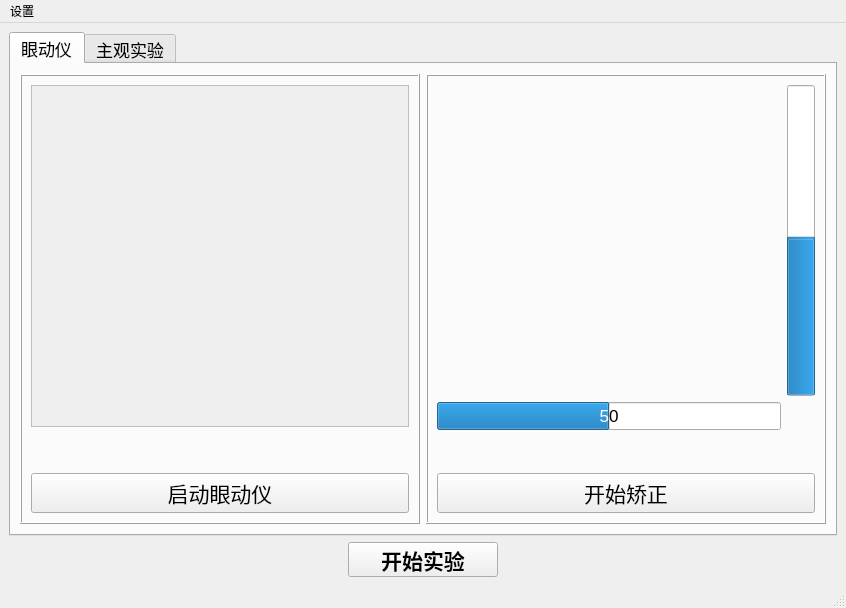
lakeluke/IPOID_addon1, file pyqt/ui/start_panel.ui: the form before one commit.
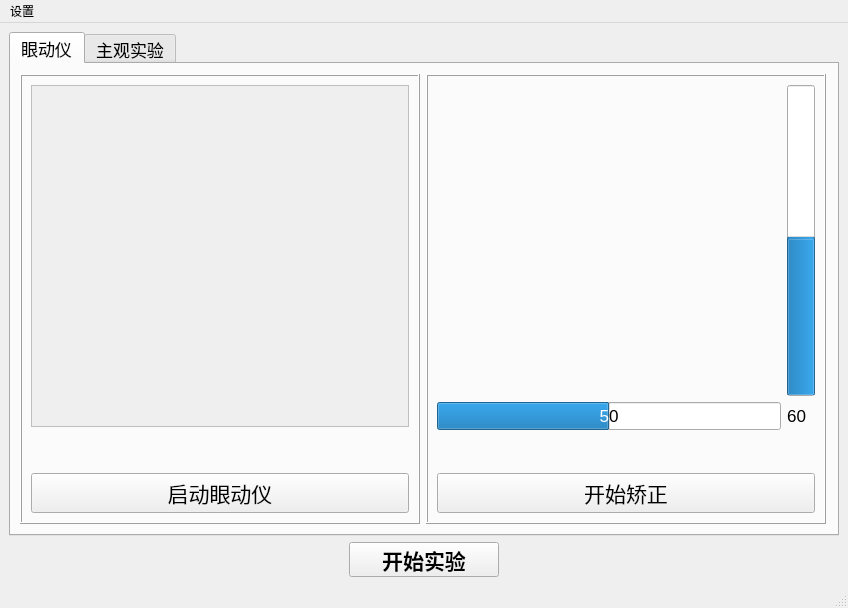
The form after the commit.

The edit to the form file:
```diff
--- a/pyqt/ui/start_panel.ui
+++ b/pyqt/ui/start_panel.ui
@@ -6,7 +6,7 @@
    <rect>
     <x>0</x>
     <y>0</y>
-    <width>846</width>
+    <width>848</width>
     <height>606</height>
    </rect>
   </property>
@@ -27,18 +27,14 @@
   </property>
   <widget class="QWidget" name="centralwidget">
    <property name="font">
-    <font>
-     <family>Arial</family>
-    </font>
+    <font/>
    </property>
    <layout class="QVBoxLayout" name="verticalLayout">
     <item>
      <widget class="QTabWidget" name="tabWidget_prepare">
       <property name="font">
        <font>
-        <family>Arial</family>
         <pointsize>13</pointsize>
-        <weight>50</weight>
         <bold>false</bold>
        </font>
       </property>
@@ -174,19 +170,6 @@
                </property>
               </widget>
              </item>
-             <item row="1" column="1">
-              <spacer name="hSpacer">
-               <property name="orientation">
-                <enum>Qt::Horizontal</enum>
-               </property>
-               <property name="sizeHint" stdset="0">
-                <size>
-                 <width>25</width>
-                 <height>25</height>
-                </size>
-               </property>
-              </spacer>
-             </item>
              <item row="0" column="0">
               <widget class="QWidget" name="widget_eyepos" native="true">
                <property name="sizePolicy">
@@ -219,6 +202,31 @@
                </property>
               </widget>
              </item>
+             <item row="1" column="1">
+              <widget class="QLabel" name="distance">
+               <property name="sizePolicy">
+                <sizepolicy hsizetype="Fixed" vsizetype="Fixed">
+                 <horstretch>0</horstretch>
+                 <verstretch>0</verstretch>
+                </sizepolicy>
+               </property>
+               <property name="font">
+                <font>
+                 <pointsize>13</pointsize>
+                 <bold>false</bold>
+                </font>
+               </property>
+               <property name="layoutDirection">
+                <enum>Qt::LeftToRight</enum>
+               </property>
+               <property name="text">
+                <string>60</string>
+               </property>
+               <property name="alignment">
+                <set>Qt::AlignCenter</set>
+               </property>
+              </widget>
+             </item>
             </layout>
            </item>
            <item>
@@ -478,9 +486,7 @@
         </property>
         <property name="font">
          <font>
-          <family>Arial</family>
           <pointsize>16</pointsize>
-          <weight>75</weight>
           <bold>true</bold>
           <underline>false</underline>
           <stylestrategy>PreferAntialias</stylestrategy>
@@ -519,7 +525,7 @@
     <rect>
      <x>0</x>
      <y>0</y>
-     <width>846</width>
+     <width>848</width>
      <height>22</height>
     </rect>
    </property>
```
Left out of the diff: 8 changed lines with no effect on the pictures.
